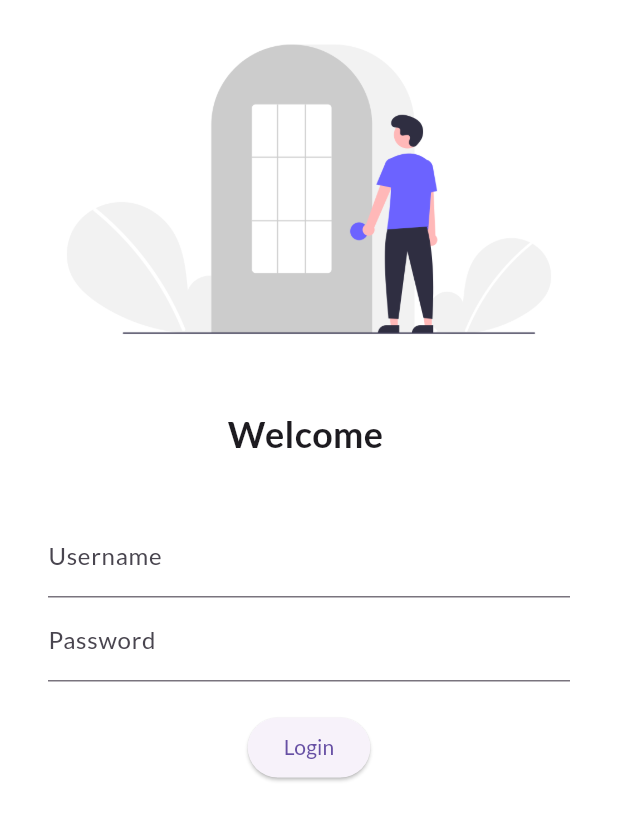
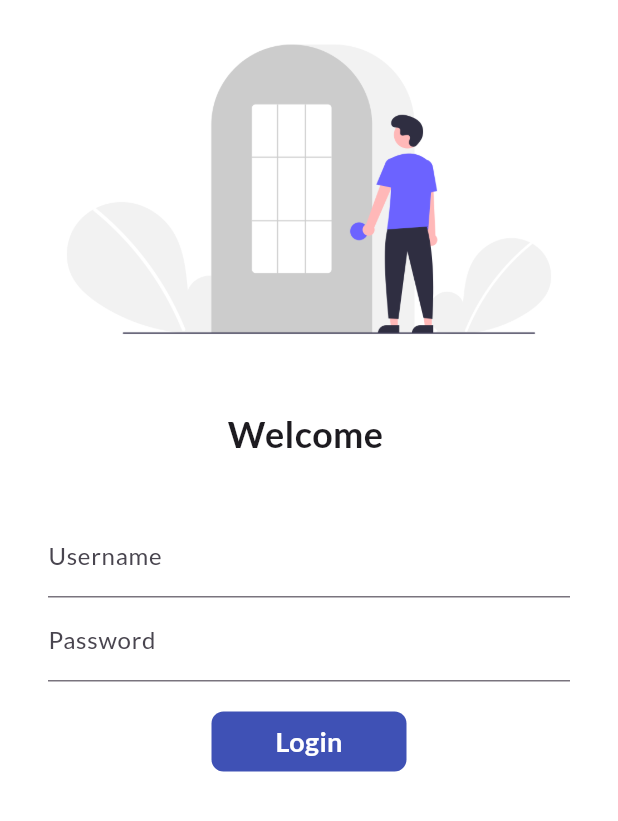
Before and after one commit to HamzahLiaqat/FirstApp30Days, a Flutter app: the screen it shows after launch, on a phone screen of 412 x 824 dp. Shown: the top 821 px of the screen. Run offline on Flutter 3.47's test engine with Material 3 defaults, Android fonts, the light colour scheme and no system bars; our stand-ins replace google_fonts.

Commit message:
Day6Practicising

```diff
--- a/lib/pages/login_page.dart
+++ b/lib/pages/login_page.dart
@@ -1,11 +1,18 @@
-// ignore_for_file: prefer_const_constructors
+// ignore_for_file: prefer_const_constructors, sort_child_properties_last
 
 import 'package:flutter/material.dart';
 import 'package:practicise/utils/routes.dart';
 
-class LoginPage extends StatelessWidget {
+class LoginPage extends StatefulWidget {
   const LoginPage({super.key});
 
+  @override
+  State<LoginPage> createState() => _LoginPageState();
+}
+
+class _LoginPageState extends State<LoginPage> {
+  String name = "";
+  bool changeButton = false;
   @override
   Widget build(BuildContext context) {
     return Material(
@@ -20,7 +27,7 @@
             SizedBox(
               height: 20.0,
             ),
-            Text("Welcome ",
+            Text("Welcome $name",
                 style: TextStyle(
                   fontWeight: FontWeight.bold,
                   fontSize: 24,
@@ -38,6 +45,10 @@
                       hintText: "Enter Username",
                       labelText: "Username",
                     ),
+                    onChanged: (value) {
+                      name = value;
+                      setState(() {});
+                    },
                   ),
                   TextFormField(
                     obscureText: true,
@@ -49,11 +60,43 @@
                   SizedBox(
                     height: 20.0,
                   ),
-                  ElevatedButton(
-                      onPressed: () {
-                        Navigator.pushNamed(context, MyRoutes.homeRoute);
-                      },
-                      child: Text("Login"))
+                  // ElevatedButton(
+                  //     onPressed: () {
+                  //       Navigator.pushNamed(context, MyRoutes.homeRoute);
+                  //     },
+                  //     child: Text("Login"))
+                  InkWell(
+                    onTap: () async {
+                      setState(() {
+                        changeButton = true;
+                      });
+                      await Future.delayed(Duration(seconds: 1));
+                      Navigator.pushNamed(context, MyRoutes.homeRoute);
+                    },
+                    child: AnimatedContainer(
+                      duration: Duration(seconds: 1),
+                      height: 40,
+                      width: changeButton ? 50 : 130,
+                      alignment: Alignment.center,
+                      child: changeButton
+                          ? Icon(
+                              Icons.done,
+                              color: Colors.white,
+                            )
+                          : Text(
+                              "Login",
+                              style: TextStyle(
+                                fontWeight: FontWeight.bold,
+                                fontSize: 18,
+                                color: Colors.white,
+                              ),
+                            ),
+                      decoration: BoxDecoration(
+                          color: Colors.indigo,
+                          borderRadius:
+                              BorderRadius.circular(changeButton ? 50 : 8)),
+                    ),
+                  )
                 ],
               ),
             )
--- a/lib/utils/routes.dart
+++ b/lib/utils/routes.dart
@@ -1,5 +1,4 @@
-class MyRoutes{
+class MyRoutes {
   static String loginRoute = "/login";
   static String homeRoute = "/home";
-
 }
```
Also changed, not shown: 1 other file.
